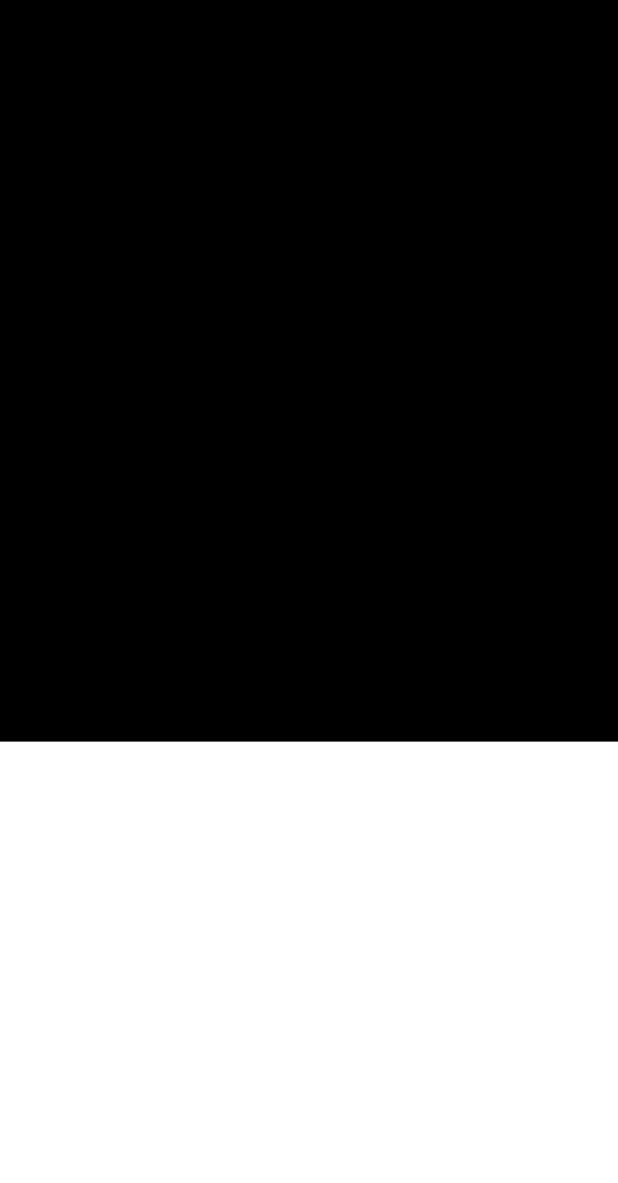
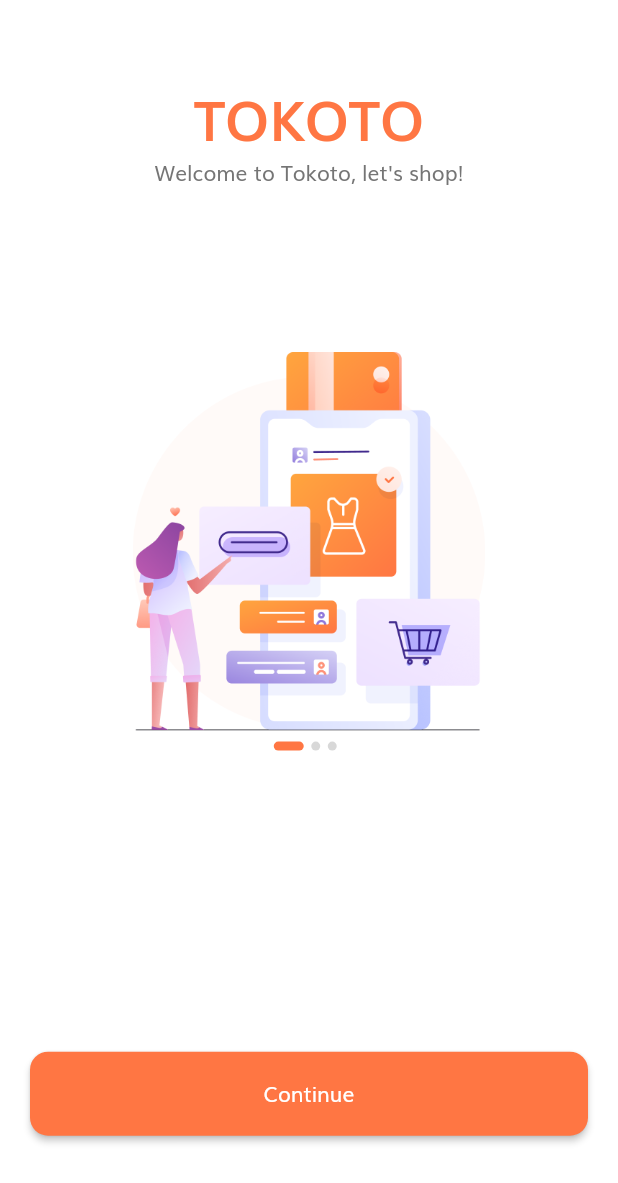
Before and after one commit to vannghia234/Ecommerce_App_withFlutter, a Flutter app: the screen it shows after launch, on a phone screen of 412 x 824 dp. Shown: the top 1183 px of the screen. Run offline on Flutter 3.47's test engine with Material 2 defaults, Android fonts, the phone set to English and light mode, and no system bars.

Commit message:
splash screen

```diff
--- a/lib/main.dart
+++ b/lib/main.dart
@@ -1,4 +1,5 @@
 import 'package:ecommerce_app/constant.dart';
+import 'package:ecommerce_app/routes.dart';
 import 'package:ecommerce_app/screen/splash/splash_screen.dart';
 import 'package:flutter/material.dart';
 
@@ -23,7 +24,8 @@
         scaffoldBackgroundColor: Colors.white,
         primarySwatch: Colors.blue,
       ),
-      home: const SplashScreen(),
+      initialRoute: SplashScreen.routeName,
+      routes: routes,
     );
   }
 }
--- /dev/null
+++ b/lib/routes.dart
@@ -0,0 +1,6 @@
+import 'package:ecommerce_app/screen/splash/splash_screen.dart';
+import 'package:flutter/material.dart';
+
+final Map<String, WidgetBuilder> routes = {
+  SplashScreen.routeName: (context) => const SplashScreen(),
+};
--- a/lib/screen/splash/component/body.dart
+++ b/lib/screen/splash/component/body.dart
@@ -1,23 +1,91 @@
+import 'package:ecommerce_app/constant.dart';
+import 'package:ecommerce_app/screen/splash/component/splash_content.dart';
 import 'package:flutter/material.dart';
 
-class Body extends StatelessWidget {
+import '../../../widget/default_button.dart';
+
+class Body extends StatefulWidget {
   const Body({super.key});
 
   @override
+  State<Body> createState() => _BodyState();
+}
+
+class _BodyState extends State<Body> {
+  List<Map<String, String>> splashData = [
+    {
+      "text": "Welcome to Tokoto, let's shop!",
+      "image": "assets/images/splash_1.png"
+    },
+    {
+      "text":
+          "We help people connect with store \narround United State of America",
+      "image": "assets/images/splash_2.png"
+    },
+    {
+      "text": "We show the easy way to shop . \njust stay at home with us",
+      "image": "assets/images/splash_3.png"
+    },
+  ];
+  int currentPage = 0;
+  @override
   Widget build(BuildContext context) {
-    return Column(
+    return SafeArea(
+        child: SizedBox(
+            width: double.infinity,
+            child: Column(
               children: [
                 Expanded(
                     flex: 3,
-          child: Container(
-            color: Colors.black,
+                    child: PageView.builder(
+                      onPageChanged: (value) {
+                        setState(() {
+                          currentPage = value;
+                        });
+                      },
+                      itemCount: splashData.length,
+                      itemBuilder: (context, index) => SplashContent(
+                        text: splashData[index]["text"]!,
+                        image: splashData[index]["image"]!,
                       ),
+                    )),
+                Expanded(
+                    flex: 2,
+                    child: Padding(
+                      padding: const EdgeInsets.symmetric(horizontal: 20),
+                      child: Column(
+                        children: [
+                          Row(
+                            mainAxisAlignment: MainAxisAlignment.center,
+                            children: [
+                              ...List.generate(
+                                  splashData.length, (index) => buildDot(index))
+                            ],
                           ),
-        const Expanded(
-          flex: 2,
-          child: SizedBox(),
-        )
+                          const Spacer(
+                            flex: 3,
+                          ),
+                          DefaultButton(
+                            text: 'Continue',
+                            press: () {},
+                          ),
+                          const Spacer(),
                         ],
+                      ),
+                    ))
+              ],
+            )));
+  }
+
+  AnimatedContainer buildDot(int index) {
+    return AnimatedContainer(
+      duration: kAnimationDuration,
+      margin: const EdgeInsets.only(right: 5),
+      width: currentPage == index ? 20 : 6,
+      height: 6,
+      decoration: BoxDecoration(
+          color: currentPage == index ? kPrimaryColor : const Color(0XFFD8D8D8),
+          borderRadius: BorderRadius.circular(3)),
     );
   }
 }
--- /dev/null
+++ b/lib/screen/splash/component/splash_content.dart
@@ -0,0 +1,35 @@
+import 'package:flutter/material.dart';
+
+import '../../../constant.dart';
+
+class SplashContent extends StatelessWidget {
+  const SplashContent({
+    Key? key,
+    required this.text,
+    required this.image,
+  }) : super(key: key);
+  final String text, image;
+
+  @override
+  Widget build(BuildContext context) {
+    return Column(
+      children: [
+        const Spacer(),
+        const Text(
+          'TOKOTO',
+          style: TextStyle(
+              fontSize: 36, color: kPrimaryColor, fontWeight: FontWeight.bold),
+        ),
+        Text(text),
+        const Spacer(
+          flex: 2,
+        ),
+        Image.asset(
+          image,
+          height: 265,
+          width: 235,
+        )
+      ],
+    );
+  }
+}
--- a/lib/screen/splash/splash_screen.dart
+++ b/lib/screen/splash/splash_screen.dart
@@ -3,6 +3,7 @@
 
 class SplashScreen extends StatelessWidget {
   const SplashScreen({super.key});
+  static String routeName = "/splash";
 
   @override
   Widget build(BuildContext context) {
--- /dev/null
+++ b/lib/widget/default_button.dart
@@ -0,0 +1,29 @@
+import 'package:ecommerce_app/constant.dart';
+import 'package:flutter/material.dart';
+
+class DefaultButton extends StatelessWidget {
+  const DefaultButton({
+    Key? key,
+    required this.text,
+    required this.press,
+  }) : super(key: key);
+  final String text;
+  final VoidCallback press;
+
+  @override
+  Widget build(BuildContext context) {
+    return SizedBox(
+      width: double.infinity,
+      height: 56,
+      child: ElevatedButton(
+        style: ElevatedButton.styleFrom(
+          shape:
+              RoundedRectangleBorder(borderRadius: BorderRadius.circular(12)),
+          backgroundColor: kPrimaryColor,
+        ),
+        onPressed: press,
+        child: Text(text),
+      ),
+    );
+  }
+}
```
Lines whose indentation alone changed are shown as unchanged.
